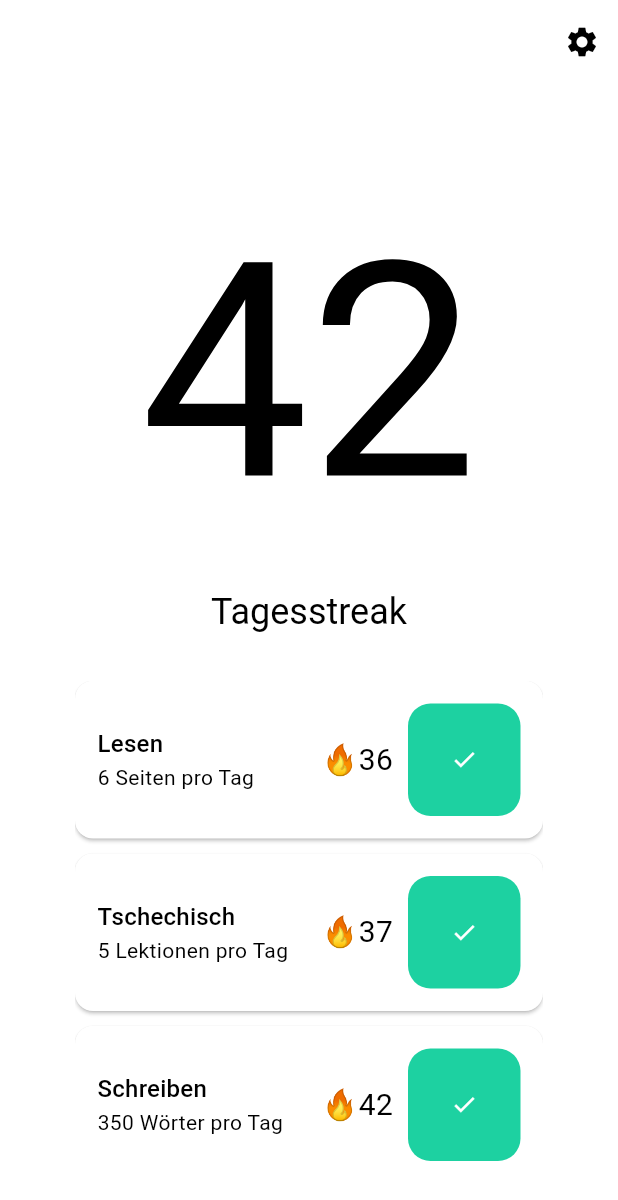
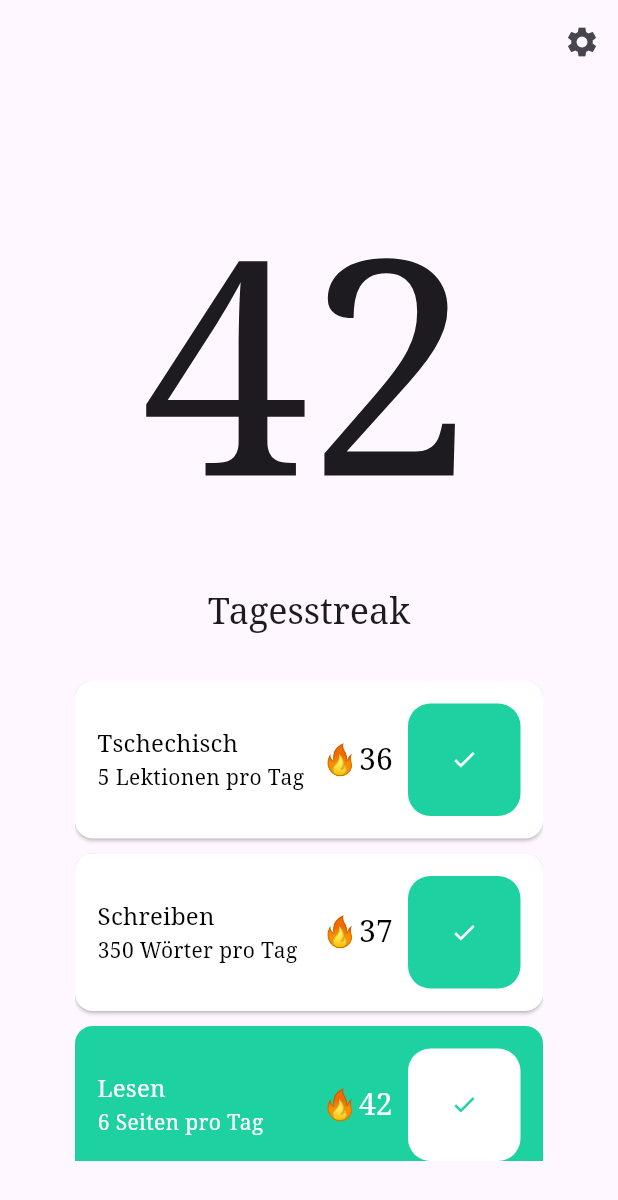
Before and after one commit to Hudlle/Habit-MVP, a Flutter app: the screen it shows after launch, on a phone screen of 412 x 824 dp. Shown: the top 1200 px of the screen. Run offline on Flutter 3.47's test engine with Material 3 defaults, Android fonts, the phone set to English and light mode, and no system bars; our stand-ins replace google_fonts.

Commit message:
refactor: outsourced user data to new user_data.dart refactor: updated default font to notoserif feat: finished front end of home page

```diff
--- a/lib/app.dart
+++ b/lib/app.dart
@@ -23,10 +23,8 @@ class HabitApp extends StatelessWidget {
       theme: ThemeData(
         useMaterial3: true,
 
-        colorScheme: const ColorScheme.light(),
-
-        textTheme: TextTheme(
-          displayMedium: GoogleFonts.abrilFatface(),
+        textTheme: GoogleFonts.notoSerifTextTheme(
+          Theme.of(context).textTheme,
         ),
 
         inputDecorationTheme: const InputDecorationTheme(
--- a/lib/default_data.dart
+++ b/lib/default_data.dart
@@ -36,15 +36,9 @@ const String daystreakT = "Tagesstreak";
 //* Data and Routes
 // Front End Data
 const double submitButtonHeight = 56;
-const pagePadding = <double>[50, 50, 50, 50];
+const dataSubmitPagesPadding = <double>[50, 100, 50, 100];
+const homePagePadding = <double>[50, 50, 50, 50];
 const double checkButtonSize = 75;
-
-// Back End / User Data
-const int daystreak = 42;
-const int habitCount = 4;
-const habitNames = <String>["Lesen", "Tschechisch", "Schreiben", "Liegestütz"];
-const habitDescriptions = <String>["6 Seiten pro Tag", "5 Lektionen pro Tag", "350 Wörter pro Tag", "12 pro Tag"];
-const habitStreaks = <int>[36, 37, 42, 42];
 
 // Routes
 const String homeRoute = "/";
--- a/lib/home.dart
+++ b/lib/home.dart
@@ -1,11 +1,18 @@
 import 'package:flutter/material.dart';
 import 'dart:developer';
+import 'package:google_fonts/google_fonts.dart';
 
 import 'default_data.dart';
+import 'user_data.dart';
 
-class Home extends StatelessWidget {
+class Home extends StatefulWidget {
   const Home({super.key});
 
+  @override
+  State<Home> createState() => _HomeState();
+}
+
+class _HomeState extends State<Home> {
   @override
   Widget build(BuildContext context) {
     return Scaffold(
@@ -14,6 +21,7 @@ class Home extends StatelessWidget {
           IconButton(
             icon: const Icon(Icons.settings),
             onPressed: () {
+              Navigator.pushNamed(context, logInRoute);
               log("Settings");
             },
           )
@@ -22,7 +30,7 @@ class Home extends StatelessWidget {
       body: Container(
         color: Theme.of(context).colorScheme.surface,
         child: Padding(
-          padding: EdgeInsets.fromLTRB(pagePadding[0], pagePadding[1], pagePadding[2], pagePadding[3]),
+          padding: EdgeInsets.fromLTRB(homePagePadding[0], homePagePadding[1], homePagePadding[2], homePagePadding[3]),
           child: Center(
             child: Column(
               children: [
@@ -30,46 +38,39 @@ class Home extends StatelessWidget {
                   child: Text(
                     daystreak.toString(),
                     semanticsLabel: daystreak.toString(),
-                    style: const TextStyle(
-                      fontSize: 200, //TODO Change to different font family
+                    style: GoogleFonts.notoSerif(
+                      textStyle: const TextStyle(
+                        fontSize: 200,
+                      ),
                     ),
                   ),
                 ),
                 Text(
                   daystreakT,
                   semanticsLabel: daystreakT,
-                  style: Theme.of(context).textTheme.headlineSmall
+                  style: GoogleFonts.notoSerif(
+                    textStyle: Theme.of(context).textTheme.headlineSmall,
+                  ),
                 ),
                 const SizedBox(height: 30),
                 Expanded(
                   child: ListView.builder(
                     shrinkWrap: true,
-                    itemCount: habitCount + 1,
+                    itemCount: userHabits.length + 1,
                     itemBuilder: (context, index) {
-                      if(index == habitCount) {
-                        return Material(
-                          child: Center(
-                            child: Ink(
-                              decoration: ShapeDecoration(
-                                color: primary,
-                                shape: RoundedRectangleBorder(
-                                  borderRadius: BorderRadius.circular(15),
-                                ),
-                              ),
-                              child: IconButton(
-                                icon: const Icon(
-                                  Icons.add,
-                                  color: onPrimary,
-                                ),
-                                onPressed:() {
-                                  log("Neues Habit du Schwein!");
-                                },
-                              ),
-                            ),
-                          ),
+                      if(index == userHabits.length) {
+                        return const AddHabitIB();
+                      } else {
+                        final sortedHabits = userHabits.where((habit) => !habit.checked).toList() +
+                          userHabits.where((habit) => habit.checked).toList();
+                        return HabitCard(
+                          habit: sortedHabits[index],
+                          handleCheck: (habit) {
+                            setState(() {
+                              habit.checked = !habit.checked;
+                            });
+                          },
                         );
-                      } else {
-                        return HabitCard(index: index);
                       }
                     },
                   ),
@@ -86,19 +87,24 @@ class Home extends StatelessWidget {
 class HabitCard extends StatefulWidget {
   const HabitCard({
     super.key,
-    required this.index,
+    required this.habit,
+    required this.handleCheck,
   });
 
-  final int index;
+  final Habit habit;
+  final Function(Habit) handleCheck;
 
   @override
   State<HabitCard> createState() => _HabitCardState();
 }
 
 class _HabitCardState extends State<HabitCard> {
+
   @override
   Widget build(BuildContext context) {
+
     return Card(
+      color: widget.habit.checked ? primary : onPrimary,
       margin: const EdgeInsets.only(bottom: 10),
       child: Container(
         padding: const EdgeInsets.all(15),
@@ -108,14 +114,18 @@ class _HabitCardState extends State<HabitCard> {
               crossAxisAlignment: CrossAxisAlignment.start,
               children: [
                 Text(
-                  habitNames[widget.index],
-                  semanticsLabel: habitNames[widget.index],
-                  style: Theme.of(context).textTheme.titleMedium,
+                  widget.habit.name,
+                  semanticsLabel: widget.habit.name,
+                  style: Theme.of(context).textTheme.titleMedium!.copyWith(
+                    color: widget.habit.checked ? onPrimary : Colors.black,
+                  ),
                 ),
                 Text(
-                  habitDescriptions[widget.index],
-                  semanticsLabel: habitDescriptions[widget.index],
-                  style: Theme.of(context).textTheme.bodyMedium,
+                  widget.habit.description,
+                  semanticsLabel: widget.habit.description,
+                  style: Theme.of(context).textTheme.bodyMedium!.copyWith(
+                    color: widget.habit.checked ? onPrimary : Colors.black,
+                  ),
                 ),
               ],
             ),
@@ -124,15 +134,21 @@ class _HabitCardState extends State<HabitCard> {
                 mainAxisAlignment: MainAxisAlignment.end,
                 children: [
                   Text(
-                    "🔥${habitStreaks[widget.index]}",
-                    style: const TextStyle(fontSize: 20),
+                    "🔥${widget.habit.streak}",
+                    style: TextStyle(
+                      fontSize: 20,
+                      color: widget.habit.checked ? onPrimary : Colors.black,
+                    ),
                   ),
                   const SizedBox(width: 10),
                   FilledButton(
                     onPressed:() {
-                      log("Habit done");
+                      widget.handleCheck(widget.habit);
+                      log("Habit button pressed");
                     },
                     style: FilledButton.styleFrom(
+                      backgroundColor: widget.habit.checked ? onPrimary : primary,
+                      iconColor: widget.habit.checked ? primary : onPrimary,
                       shape: RoundedRectangleBorder(
                         borderRadius: BorderRadius.circular(15),
                       ),
@@ -142,10 +158,41 @@ class _HabitCardState extends State<HabitCard> {
                   ),
                 ],
               ),
-            )
+            ),
           ],
         ),
       )
     );
   }
 }
+
+class AddHabitIB extends StatelessWidget {
+  const AddHabitIB({
+    super.key,
+  });
+
+  @override
+  Widget build(BuildContext context) {
+    return Material(
+      child: Center(
+        child: Ink(
+          decoration: ShapeDecoration(
+            color: primary,
+            shape: RoundedRectangleBorder(
+              borderRadius: BorderRadius.circular(15),
+            ),
+          ),
+          child: IconButton(
+            icon: const Icon(
+              Icons.add,
+              color: onPrimary,
+            ),
+            onPressed:() {
+              log("Neues Habit du Schwein!");
+            },
+          ),
+        ),
+      ),
+    );
+  }
+}
--- a/lib/log_in.dart
+++ b/lib/log_in.dart
@@ -31,7 +31,7 @@ class LogIn extends StatelessWidget {
       body: Container(
         color: Theme.of(context).colorScheme.surface,
         child: Padding(
-          padding: EdgeInsets.fromLTRB(pagePadding[0], pagePadding[1], pagePadding[2], pagePadding[3]),
+          padding: EdgeInsets.fromLTRB(dataSubmitPagesPadding[0], dataSubmitPagesPadding[1], dataSubmitPagesPadding[2], dataSubmitPagesPadding[3]),
           child: Column(
             crossAxisAlignment: CrossAxisAlignment.start,
             children: [
--- a/lib/sign_up.dart
+++ b/lib/sign_up.dart
@@ -31,7 +31,7 @@ class SignUp extends StatelessWidget {
       body: Container(
         color: Theme.of(context).colorScheme.surface,
         child: Padding(
-          padding: EdgeInsets.fromLTRB(pagePadding[0], pagePadding[1], pagePadding[2], pagePadding[3]),
+          padding: EdgeInsets.fromLTRB(dataSubmitPagesPadding[0], dataSubmitPagesPadding[1], dataSubmitPagesPadding[2], dataSubmitPagesPadding[3]),
           child: Column(
             crossAxisAlignment: CrossAxisAlignment.start,
             children: [
--- /dev/null
+++ b/lib/user_data.dart
@@ -0,0 +1,54 @@
+const int daystreak = 42;
+
+class Habit {
+  String name;
+  String description;
+  int streak;
+  bool checked;
+
+  Habit({
+    required this.name,
+    required this.description,
+    required this.streak,
+    required this.checked,
+  });
+}
+
+List<Habit> userHabits = [
+  Habit(
+    name: "Lesen",
+    description: "6 Seiten pro Tag",
+    streak: 42,
+    checked: true,
+  ),
+  Habit(
+    name: "Tschechisch",
+    description: "5 Lektionen pro Tag",
+    streak: 36,
+    checked: false,
+  ),
+  Habit(
+    name: "Schreiben",
+    description: "350 Wörter pro Tag",
+    streak: 37,
+    checked: false,
+  ),
+  Habit(
+    name: "Liegestütz",
+    description: "12 pro Tag",
+    streak: 42,
+    checked: true,
+  ),
+  Habit(
+    name: "Joggen",
+    description: "1 Runde pro Tag",
+    streak: 18,
+    checked: true,
+  ),
+  Habit(
+    name: "Programmieren",
+    description: "10 Minuten pro Tag",
+    streak: 23,
+    checked: true,
+  ),
+];
```
